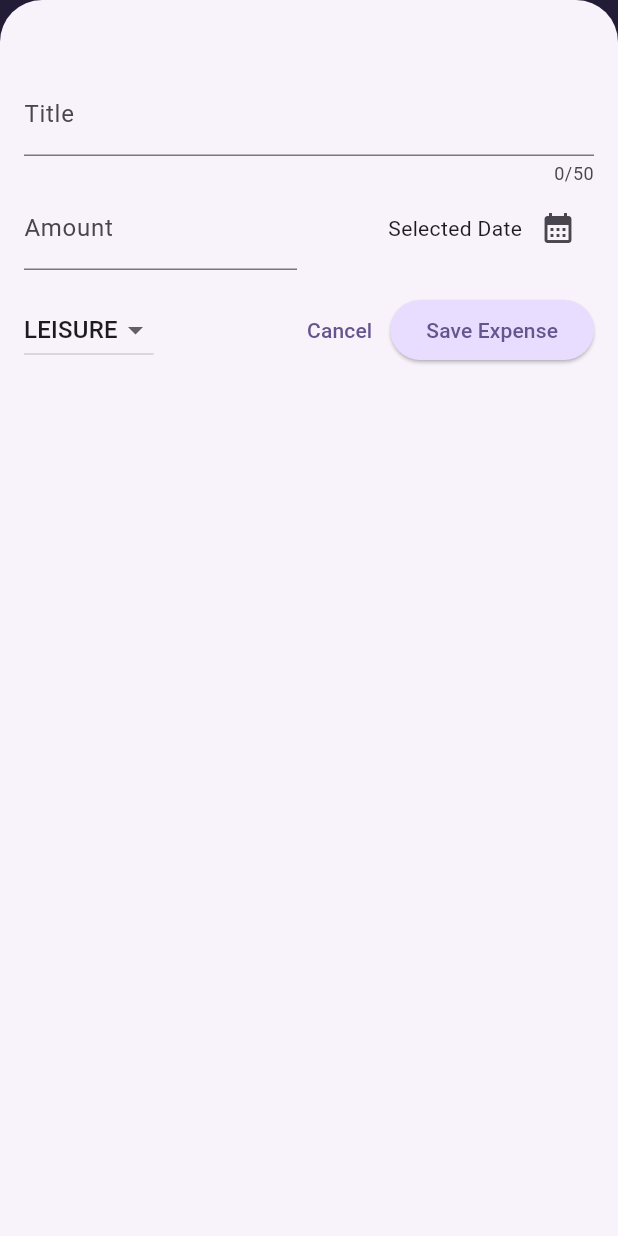
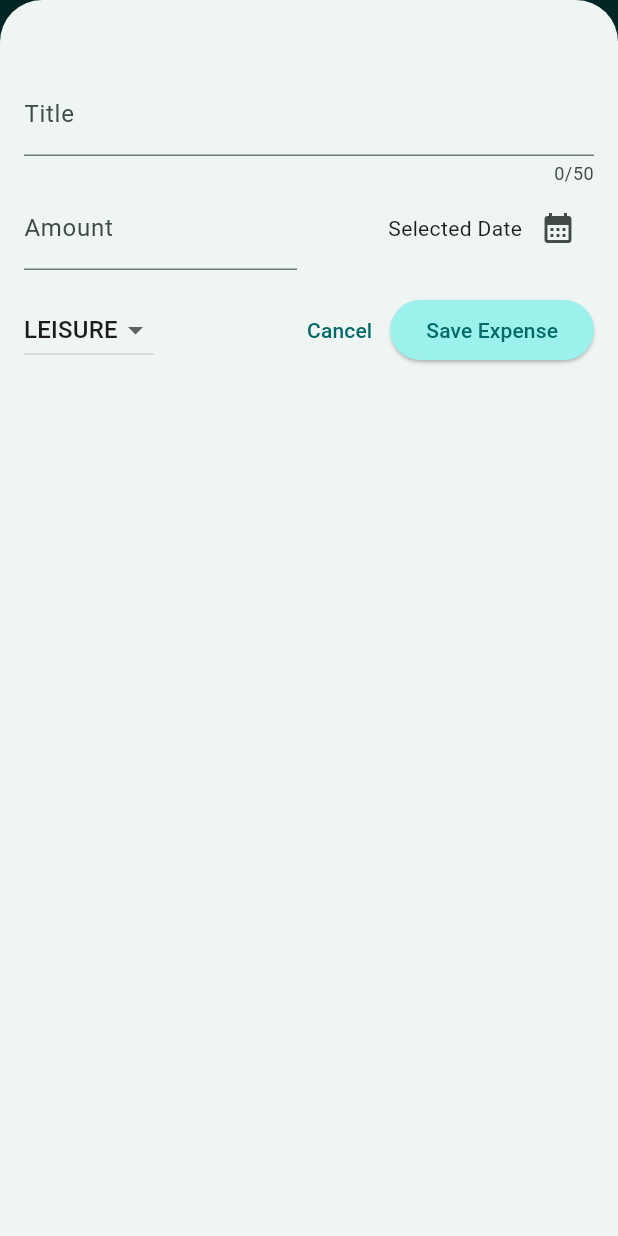
Before and after one commit to yuki-325/expense_tracker, a Flutter app: the screen it shows after launch, after a tap on the "add" icon, on a phone screen of 412 x 824 dp. Run offline on Flutter 3.47's test engine with Material 3 defaults, Android fonts, the phone set to English and light mode, and no system bars; our stand-ins replace logger.

Commit message:
[add] コンポーネント独自のテーマを設定

```diff
--- a/lib/main.dart
+++ b/lib/main.dart
@@ -3,12 +3,7 @@ import 'package:expense_tracker/logger/logger_factory.dart';
 import 'package:flutter/material.dart';
 
 ColorScheme kColorScheme = ColorScheme.fromSeed(
-  seedColor: const Color.fromARGB(
-    225,
-    96,
-    59,
-    181,
-  ),
+  seedColor: const Color.fromARGB(255, 2, 163, 158),
 );
 
 void main() {
@@ -33,9 +28,9 @@ void main() {
         ),
         textTheme: ThemeData().textTheme.copyWith(
               titleLarge: TextStyle(
-                fontWeight: FontWeight.normal,
+                fontWeight: FontWeight.bold,
                 color: kColorScheme.onSecondaryContainer,
-                fontSize: 14,
+                fontSize: 16,
               ),
             ),
       ),
--- a/lib/widget/expenses_list/expenses_item.dart
+++ b/lib/widget/expenses_list/expenses_item.dart
@@ -19,8 +19,12 @@ class ExpensesItem extends StatelessWidget {
           vertical: 16,
         ),
         child: Column(
+          crossAxisAlignment: CrossAxisAlignment.start,
           children: [
-            Text(expense.title),
+            Text(
+              expense.title,
+              style: Theme.of(context).textTheme.titleLarge,
+            ),
             const SizedBox(height: 4),
             Row(
               children: [
--- a/lib/widget/expenses_list/expenses_list.dart
+++ b/lib/widget/expenses_list/expenses_list.dart
@@ -17,6 +17,11 @@ class ExpensesList extends StatelessWidget {
     return ListView.builder(
       itemCount: expenses.length,
       itemBuilder: (context, index) => Dismissible(
+        background: Container(
+          color: Theme.of(context).colorScheme.error.withOpacity(0.75),
+          margin: EdgeInsets.symmetric(
+              horizontal: Theme.of(context).cardTheme.margin!.horizontal),
+        ),
         key: ValueKey(expenses[index]),
         onDismissed: (direction) => onDismiss(expenses[index]),
         child: ExpensesItem(
```
